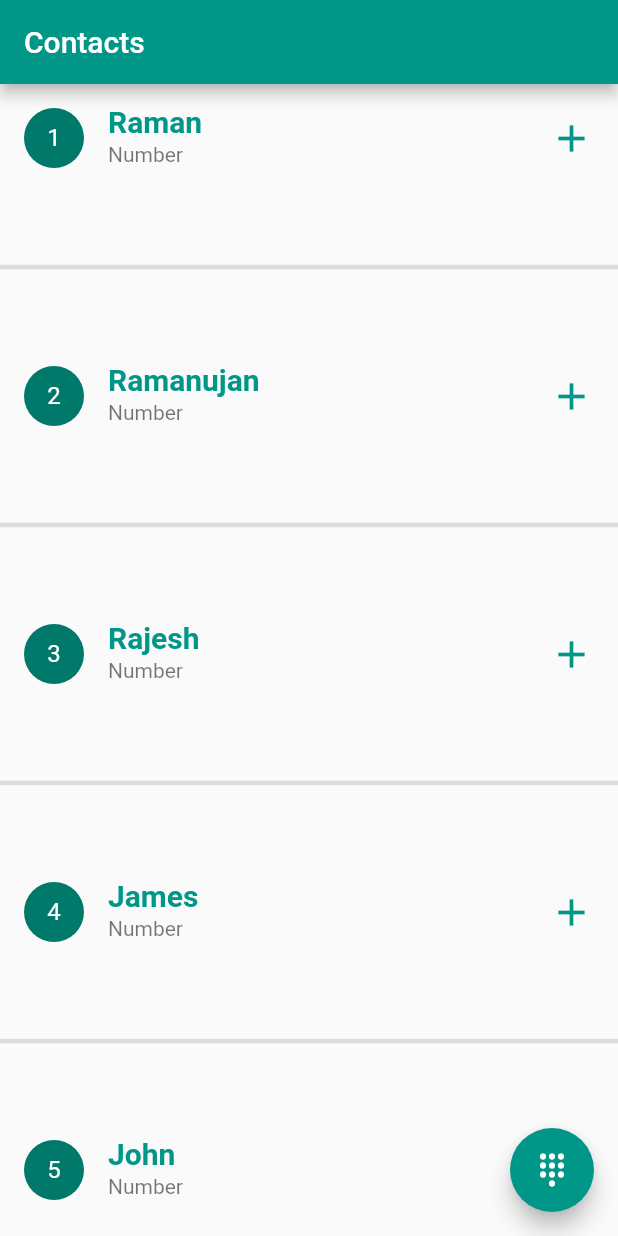
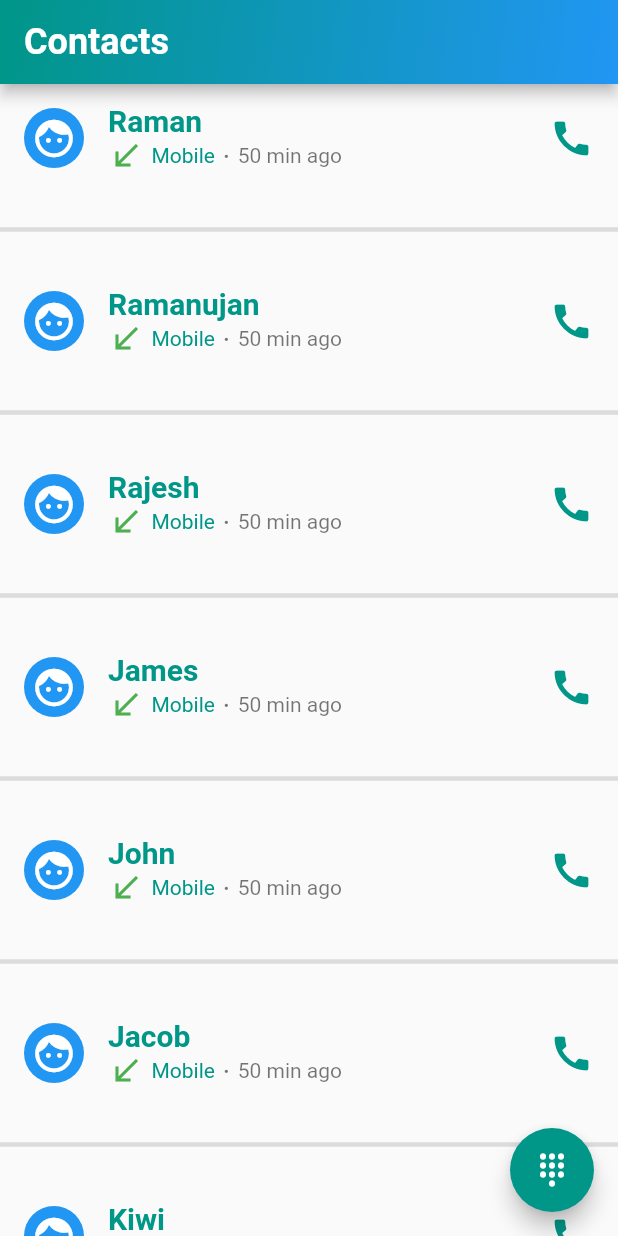
Before and after one commit to Super-User97/FlutterPracticeProjects, a Flutter app: the screen it shows after launch, on a phone screen of 412 x 824 dp. Run offline on Flutter 3.47's test engine with Material 2 defaults, Android fonts, the phone set to English and light mode, and no system bars.

Commit message:
second commit

```diff
--- a/lib/main.dart
+++ b/lib/main.dart
@@ -1,6 +1,7 @@
 import 'package:flutter/material.dart';
 import 'details_modal.dart'; // Import the details modal
 import 'details_page.dart';
+import 'dart:math';
 
 void main() {
   runApp(FlutterApp());
@@ -19,16 +20,60 @@ class FlutterApp extends StatelessWidget {
 }
 
 class DashBoardScreen extends StatelessWidget {
-  var arrNames = ['Raman', 'Ramanujan', 'Rajesh', 'James', 'John', 'Jacob', 'Kiwi', 'Ally', 'Ritik', 'Ronak'];
+  var arrNames = [
+    'Raman',
+    'Ramanujan',
+    'Rajesh',
+    'James',
+    'John',
+    'Jacob',
+    'Kiwi',
+    'Ally',
+    'Ritik',
+    'Ronak'
+  ];
+  // Function to generate a random gender
+  String getRandomGender() {
+    Random random = Random();
+    return random.nextBool() ? 'Male' : 'Female';
+  }
+
+  // Function to get the appropriate avatar icon based on gender
+  IconData getAvatarIcon(String gender) {
+    return gender == 'Male' ? Icons.face : Icons.pregnant_woman;
+  }
 
   @override
   Widget build(BuildContext context) {
     return Scaffold(
       appBar: AppBar(
-        title: Text("Contacts"),
+        title: Text(
+          "Contacts",
+          style: TextStyle(
+            fontSize: 24,
+            fontWeight: FontWeight.bold,
+            color: Colors.white,
+          ),
+        ),
+        flexibleSpace: Container(
+          decoration: BoxDecoration(
+            gradient: LinearGradient(
+              colors: [
+                Colors.teal,
+                Colors.blue
+              ], // Customize your gradient colors
+              begin: Alignment.topLeft,
+              end: Alignment.bottomRight,
+            ),
+          ),
+        ),
       ),
       body: ListView.separated(
         itemBuilder: (context, index) {
+          Random random = Random();
+          int timeDifference = random.nextInt(51) + 10;
+          // Get a random gender (Male/Female)
+          String gender = getRandomGender();
           return InkWell(
             onTap: () {
               // Navigate to the details page when a name is tapped
@@ -43,21 +88,51 @@ class DashBoardScreen extends StatelessWidget {
               // Show the details modal when a name is long-pressed
               showModalBottomSheet(
                 context: context,
-                builder: (BuildContext context) => DetailsModal(name: arrNames[index]),
+                builder: (BuildContext context) =>
+                    DetailsModal(name: arrNames[index]),
               );
             },
             child: Ink(
               color: Colors.transparent, // Set the background color
               child: ListTile(
                 leading: CircleAvatar(
-                  child: Text('${index + 1}'),
+                  child: Icon(
+                    getAvatarIcon(gender),
+                    size: 30,
+                    color: Colors.white,
+                  ),
+                  backgroundColor: gender == 'Male' ? Colors.blue : Colors.pink,
                 ),
                 title: Text(
                   arrNames[index],
-                  style: TextStyle(fontSize: 20, fontWeight: FontWeight.w700, color: Colors.teal),
+                  style: TextStyle(
+                      fontSize: 20,
+                      fontWeight: FontWeight.w700,
+                      color: Colors.teal),
                 ),
-                subtitle: Text('Number'),
-                trailing: Icon(Icons.add, color: Colors.teal, size: 30),
+                subtitle: Row(
+                  children: <Widget>[
+                    // Incoming/Outgoing icon based on your condition
+                    Icon(
+                      Icons
+                          .call_received, // Replace with your icon for incoming/outgoing
+                      color: Colors.green, // Customize the color
+                    ),
+                    SizedBox(width: 5), // Add some spacing
+
+                    // Mobile icon
+                    Text('Mobile', style: TextStyle(color: Colors.teal)),
+                    SizedBox(width: 5),
+
+                    // Dot separator
+                    Text('·', style: TextStyle(fontSize: 20)),
+                    SizedBox(width: 5),
+
+                    // Time (increasing dynamically)
+                    Text('$timeDifference min ago'),
+                  ],
+                ),
+                trailing: Icon(Icons.call, color: Colors.teal, size: 30),
               ),
             ),
           );
@@ -65,7 +140,7 @@ class DashBoardScreen extends StatelessWidget {
         itemCount: arrNames.length,
         separatorBuilder: (context, index) {
           return Divider(
-            height: 100,
+            height: 50,
             thickness: 3,
           );
         },
```
